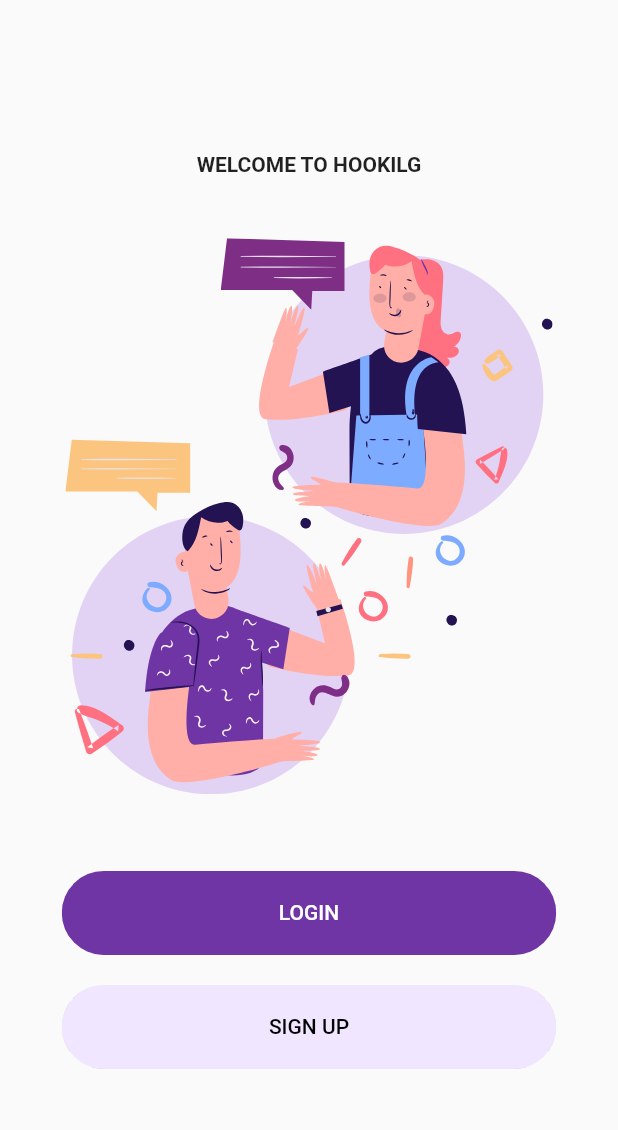
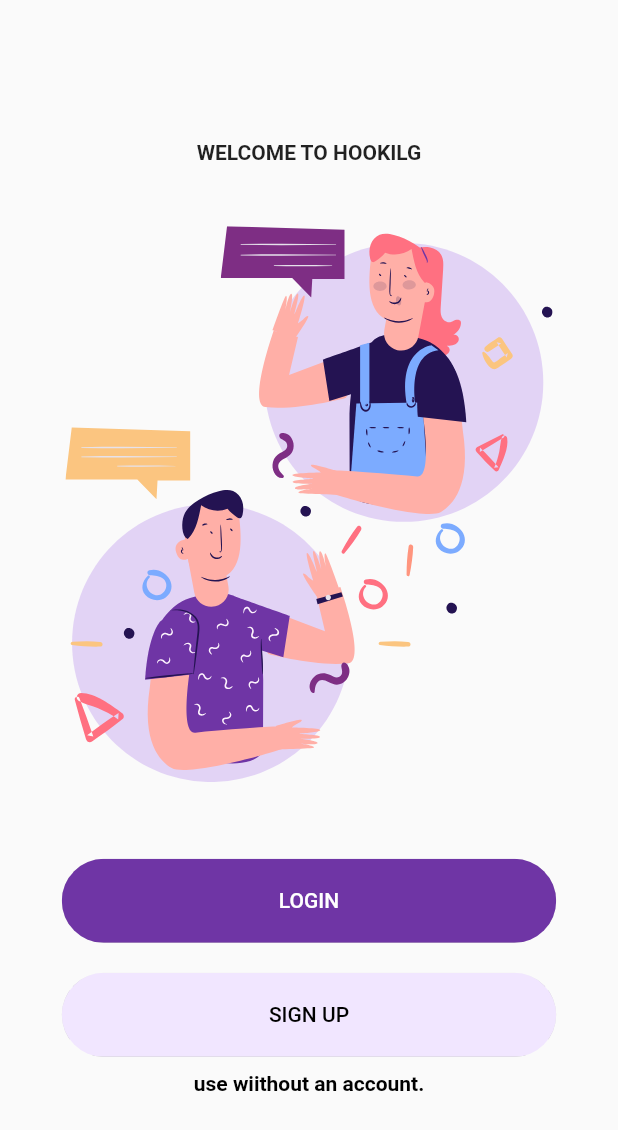
Before and after one commit to songyoungwoon/Flutter_Project_ReviewService_HookiLg, a Flutter app: the screen it shows after launch, on a phone screen of 412 x 824 dp. Shown: the top 1130 px of the screen. Run offline on Flutter 3.47's test engine with Material 2 defaults, Android fonts, the phone set to English and light mode, and no system bars; our stand-ins replace cloud_firestore, firebase_core, flutter_html, flutter_svg, material_floating_search_bar; accounts and stored records are empty.

Commit message:
fix Welcome body.dart

```diff
--- /dev/null
+++ b/lib/components/without_login.dart
@@ -0,0 +1,29 @@
+import 'package:flutter/material.dart';
+
+class WithoutLogin extends StatelessWidget {
+  final bool login;
+  final void Function() press;
+  const WithoutLogin({
+    Key? key,
+    this.login = true,
+    required this.press,
+  }) : super(key: key);
+
+  @override
+  Widget build(BuildContext context) {
+    return Row(
+      mainAxisAlignment: MainAxisAlignment.center,
+      children: <Widget>[
+        GestureDetector(
+          onTap: press,
+          child: Text("use wiithout an account.",
+            style: TextStyle(
+              color: Colors.black,
+              fontWeight: FontWeight.bold,
+            ),
+          ),
+        ),
+      ],
+    );
+  }
+}
--- a/lib/screen/Welcome/components/body.dart
+++ b/lib/screen/Welcome/components/body.dart
@@ -1,8 +1,10 @@
 import 'package:flutter/material.dart';
 import 'package:flutter_svg/svg.dart';
 import 'package:fp_review_service_hookilg/components/rounded_button.dart';
+import 'package:fp_review_service_hookilg/components/without_login.dart';
 import 'package:fp_review_service_hookilg/screen/Login/login_screen.dart';
 import 'package:fp_review_service_hookilg/screen/Signup/signup_screen.dart';
+import 'package:fp_review_service_hookilg/screen/fristhome.dart';
 
 import '../../../constants.dart';
 
@@ -55,6 +57,19 @@ class Body extends StatelessWidget {
                 );
               },
             ),
+            SizedBox(height: size.height * 0.0001),
+            WithoutLogin(
+              press: () {
+                Navigator.push(
+                  context,
+                  MaterialPageRoute(
+                    builder: (context) {
+                      return FirstHome();
+                    },
+                  ),
+                );
+              },
+            ),
           ],
         ),
        ),
```
